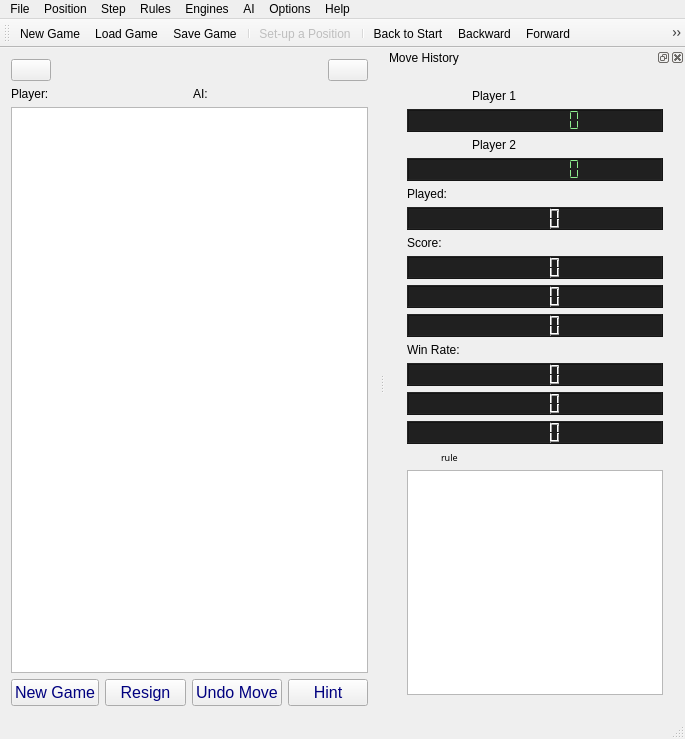
This is src/ui/qt/gamewindow.ui in calcitem/Sanmill as Qt 5 draws it before an edit. The edited form follows.
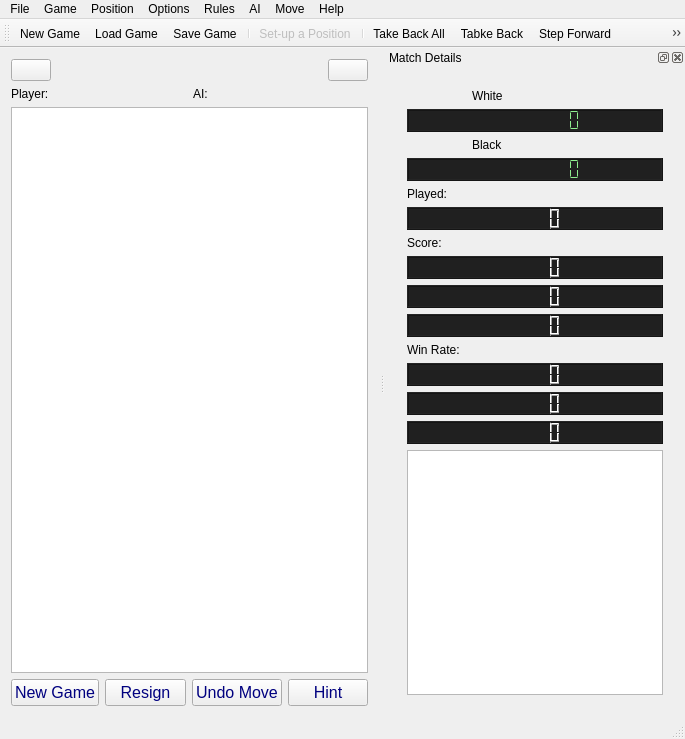
This is the edited form. Icons and pictures are not drawn. Custom widgets are drawn as their Qt base class.

Commit message: qt: Rename UI labels

Diff of the .ui file:
```diff
--- a/src/ui/qt/gamewindow.ui
+++ b/src/ui/qt/gamewindow.ui
@@ -255,7 +255,7 @@
    </widget>
    <widget class="QMenu" name="menu_M">
     <property name="title">
-     <string>Step</string>
+     <string>Move</string>
     </property>
     <addaction name="actionBegin_S"/>
     <addaction name="actionPrevious_B"/>
@@ -268,7 +268,7 @@
    </widget>
    <widget class="QMenu" name="menu_E">
     <property name="title">
-     <string>Engines</string>
+     <string>Game</string>
     </property>
     <addaction name="actionEngine_E"/>
     <addaction name="actionLocal_L"/>
@@ -335,12 +335,12 @@
     <addaction name="actionLearnEndgame_E"/>
    </widget>
    <addaction name="menu_F"/>
+   <addaction name="menu_E"/>
    <addaction name="menu_C"/>
-   <addaction name="menu_M"/>
+   <addaction name="menu_O"/>
    <addaction name="menu_R"/>
-   <addaction name="menu_E"/>
    <addaction name="menu_A"/>
-   <addaction name="menu_O"/>
+   <addaction name="menu_M"/>
    <addaction name="menu_H"/>
   </widget>
   <widget class="QToolBar" name="mainToolBar">
@@ -367,8 +367,6 @@
    <addaction name="separator"/>
    <addaction name="actionEngine1_T"/>
    <addaction name="actionEngine2_R"/>
-   <addaction name="actionLocal_L"/>
-   <addaction name="actionInternet_I"/>
   </widget>
   <widget class="QDockWidget" name="dockWidget">
    <property name="sizePolicy">
@@ -393,7 +391,7 @@
     <set>Qt::AllDockWidgetAreas</set>
    </property>
    <property name="windowTitle">
-    <string>Move History</string>
+    <string>Match Details</string>
    </property>
    <attribute name="dockWidgetArea">
     <number>2</number>
@@ -469,7 +467,7 @@
               </font>
              </property>
              <property name="text">
-              <string>Player 1</string>
+              <string>White</string>
              </property>
             </widget>
            </item>
@@ -550,7 +548,7 @@
               </font>
              </property>
              <property name="text">
-              <string>Player 2</string>
+              <string>Black</string>
              </property>
             </widget>
            </item>
@@ -754,43 +752,7 @@
           </widget>
          </item>
          <item>
-          <layout class="QHBoxLayout" name="horizontalLayout_2">
-           <item>
-            <widget class="QLabel" name="labelInfo">
-             <property name="sizePolicy">
-              <sizepolicy hsizetype="Preferred" vsizetype="Preferred">
-               <horstretch>1</horstretch>
-               <verstretch>0</verstretch>
-              </sizepolicy>
-             </property>
-             <property name="text">
-              <string/>
-             </property>
-             <property name="pixmap">
-              <pixmap resource="gamewindow.qrc">:/icon/resources/icon/Help.png</pixmap>
-             </property>
-            </widget>
-           </item>
-           <item>
-            <widget class="QLabel" name="labelRule">
-             <property name="sizePolicy">
-              <sizepolicy hsizetype="Preferred" vsizetype="Preferred">
-               <horstretch>8</horstretch>
-               <verstretch>0</verstretch>
-              </sizepolicy>
-             </property>
-             <property name="font">
-              <font>
-               <family>AmdtSymbols</family>
-               <pointsize>7</pointsize>
-              </font>
-             </property>
-             <property name="text">
-              <string>rule</string>
-             </property>
-            </widget>
-           </item>
-          </layout>
+          <layout class="QHBoxLayout" name="horizontalLayout_2"/>
          </item>
          <item>
           <widget class="MoveListView" name="listView">
@@ -937,7 +899,7 @@
      <normaloff>:/icon/resources/icon/First.png</normaloff>:/icon/resources/icon/First.png</iconset>
    </property>
    <property name="text">
-    <string>Back to Start</string>
+    <string>Take Back All</string>
    </property>
    <property name="toolTip">
     <string>Back to Start</string>
@@ -952,7 +914,7 @@
      <normaloff>:/icon/resources/icon/Previous.png</normaloff>:/icon/resources/icon/Previous.png</iconset>
    </property>
    <property name="text">
-    <string>Backward</string>
+    <string>Tabke Back</string>
    </property>
    <property name="shortcut">
     <string>Ctrl+Left</string>
@@ -964,7 +926,7 @@
      <normaloff>:/icon/resources/icon/Next.png</normaloff>:/icon/resources/icon/Next.png</iconset>
    </property>
    <property name="text">
-    <string>Forward</string>
+    <string>Step Forward</string>
    </property>
    <property name="toolTip">
     <string>Forward</string>
@@ -979,7 +941,7 @@
      <normaloff>:/icon/resources/icon/Last.png</normaloff>:/icon/resources/icon/Last.png</iconset>
    </property>
    <property name="text">
-    <string>Forward to End</string>
+    <string>Step Forward All</string>
    </property>
    <property name="shortcut">
     <string>Ctrl+Down</string>
```
Left out of the diff: 24 changed lines with no effect on the pictures. The commit also changes 9 other files.
